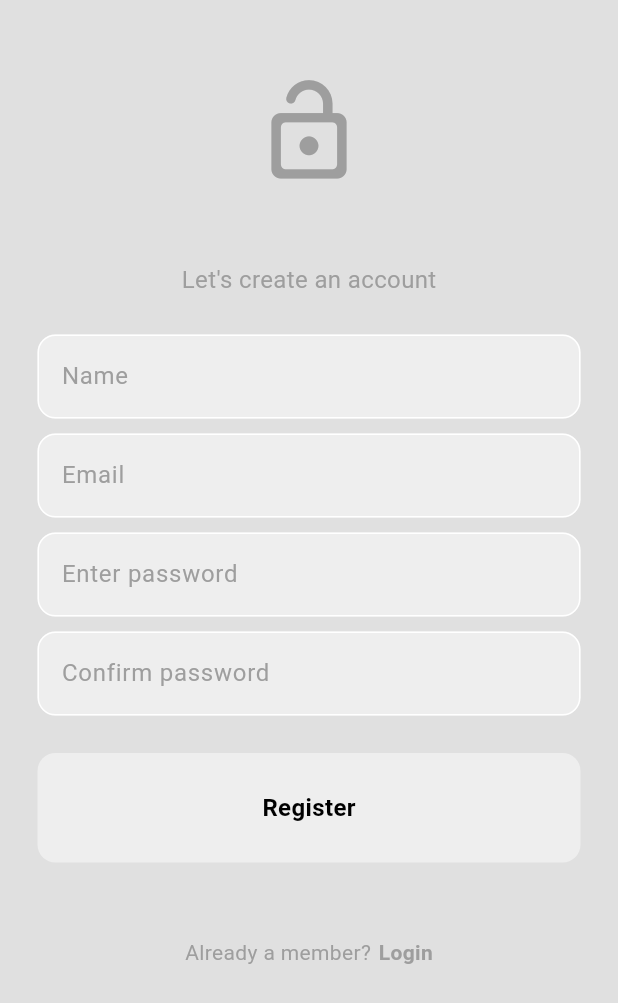
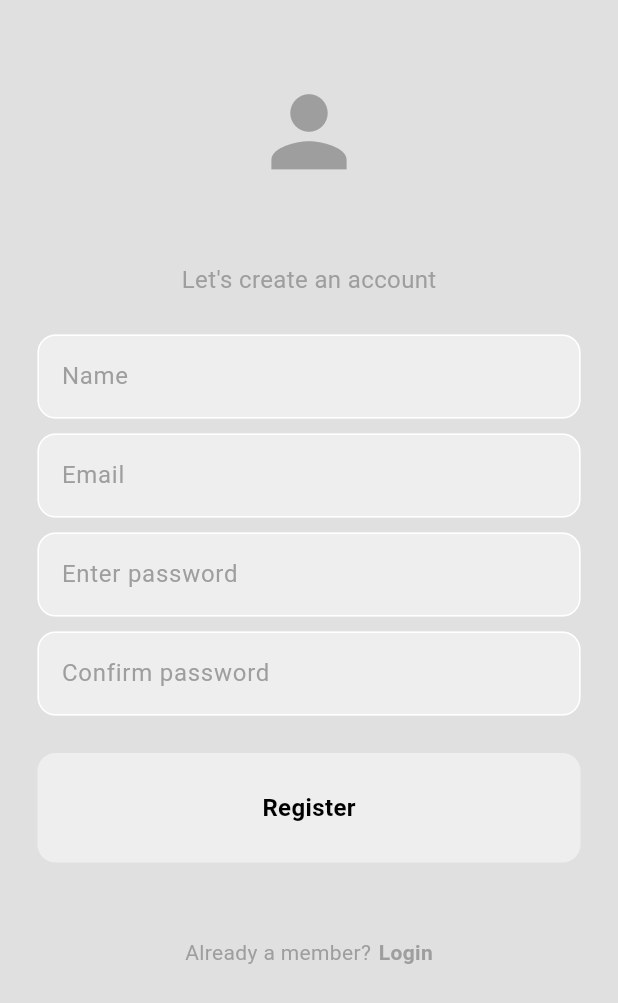
Before and after one commit to Schlegelk/mobile_programming, a Flutter app: the screen it shows after launch, after a tap on "Register", on a phone screen of 412 x 824 dp. Shown: the top 1003 px of the screen. Run offline on Flutter 3.47's test engine with Material 3 defaults, Android fonts, the phone set to English and light mode, and no system bars; our stand-ins replace cloud_firestore, firebase_auth, firebase_core, google_fonts; accounts and stored records are empty; network calls fail.

Commit message:
535230202 abigail

```diff
--- a/lib/pages/login_page.dart
+++ b/lib/pages/login_page.dart
@@ -3,6 +3,7 @@ import 'package:social_media/components/my_button.dart';
 import 'package:social_media/components/my_loading_circle.dart';
 import 'package:social_media/components/my_text_field.dart';
 import 'package:social_media/services/auth/auth_service.dart';
+import 'package:google_fonts/google_fonts.dart';
 
 /*
 Login page
@@ -77,24 +78,36 @@ class _LoginPageState extends State<LoginPage> {
                   const SizedBox(height: 50),
 
                   // Icon / Logo
-                  Icon(
-                    Icons.lock_open_rounded,
-                    size: 75,
-                    color: Theme.of(context).colorScheme.primary,
+                  CircleAvatar(
+                    radius: 75,
+                    backgroundColor: Colors.transparent,
+                    backgroundImage: AssetImage('assets/logo.jpg'),
                   ),
 
-                  const SizedBox(height: 50),
+                  const SizedBox(height: 10),
+
+                  Text(
+                    "Mingl",
+                    style: GoogleFonts.pacifico(
+                      textStyle: Theme.of(context).textTheme.displayLarge,
+                      fontSize: 50,
+                      fontWeight: FontWeight.w600,
+                      color: Colors.grey[800],
+                    ),
+                  ),
+
+                  const SizedBox(height: 60),
 
                   //welcome back message
                   Text(
                     "Welcome to Mingl app!",
-                    style: TextStyle(
+                    style: GoogleFonts.kanit(
                       color: Theme.of(context).colorScheme.primary,
-                      fontSize: 16,
+                      fontSize: 18,
                     ),
                   ),
 
-                  const SizedBox(height: 25),
+                  const SizedBox(height: 20),
 
                   // tempat untuk mengisi email
                   MyTextField(
--- a/lib/pages/register_page.dart
+++ b/lib/pages/register_page.dart
@@ -102,7 +102,7 @@ class _RegisterPageState extends State<RegisterPage> {
 
                   // Icon / Logo
                   Icon(
-                    Icons.lock_open_rounded,
+                    Icons.person,
                     size: 75,
                     color: Theme.of(context).colorScheme.primary,
                   ),
```
Also changed, not shown: pubspec.yaml (+4 -6 lines), assets/logo.jpg (added), pubspec.lock, 1 other file.
